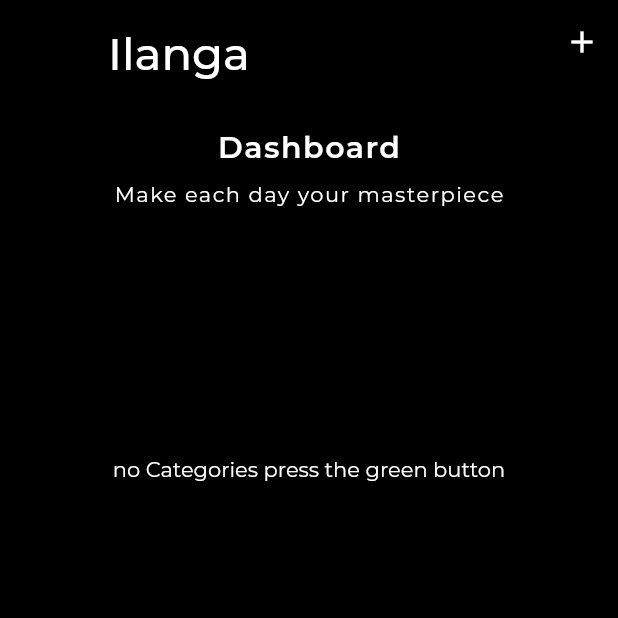
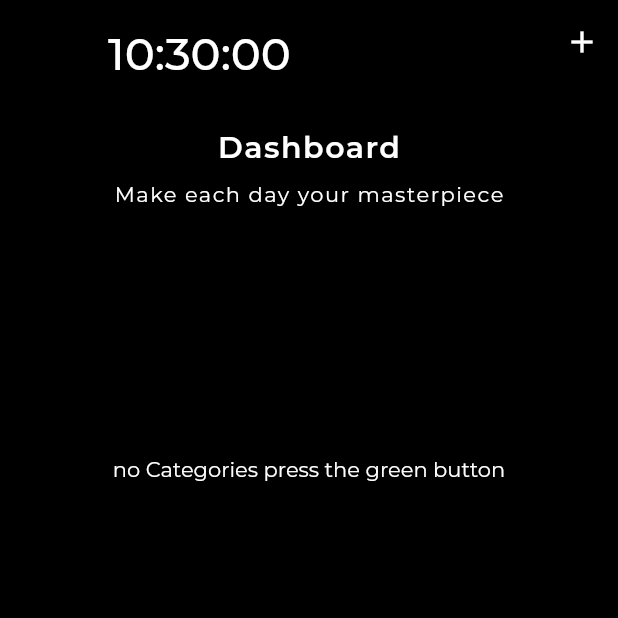
Before and after one commit to tookie92/portoun, a Flutter app: the screen it shows after launch, after a tap on "enter", on a phone screen of 412 x 824 dp, the top half of it. Run offline on Flutter 3.47's test engine with Material 2 defaults, Android fonts, the phone set to English and light mode, and no system bars; our stand-ins replace animate_do, cloud_firestore, firebase_core, google_fonts; accounts and stored records are empty.

Commit message:
Uhr getan

```diff
--- a/lib/blocs/bloc_home.dart
+++ b/lib/blocs/bloc_home.dart
@@ -1,6 +1,8 @@
 import 'dart:async';
 
 import 'package:cloud_firestore/cloud_firestore.dart';
+import 'package:intl/date_symbol_data_file.dart';
+import 'package:intl/intl.dart';
 import 'package:portoun/blocs/blocs.dart';
 import 'package:portoun/models/models.dart';
 
@@ -22,6 +24,8 @@ class BlocHome extends Bloc {
 
   BlocHome() {
     init();
+    //Intl.defaultLocale = 'fr_Fr';
+    //initializeDateFormatting('locale', filePath)
   }
 
   @override
--- a/lib/main.dart
+++ b/lib/main.dart
@@ -1,10 +1,13 @@
 import 'package:firebase_core/firebase_core.dart';
 import 'package:flutter/material.dart';
+import 'package:intl/date_symbol_data_local.dart';
 import 'package:portoun/blocs/blocs.dart';
 
 void main() async {
   WidgetsFlutterBinding.ensureInitialized();
   await Firebase.initializeApp();
+  initializeDateFormatting('fr', null);
+
   runApp(MyApp());
 }
 
--- a/lib/ui/screens/home_page.dart
+++ b/lib/ui/screens/home_page.dart
@@ -3,6 +3,7 @@ import 'package:flutter/material.dart';
 import 'package:portoun/blocs/blocs.dart';
 import 'package:portoun/models/models.dart';
 import 'package:portoun/ui/widgets/widgets.dart';
+import 'package:intl/intl.dart';
 
 class HomePage extends StatelessWidget {
   @override
@@ -44,7 +45,7 @@ class HomePage extends StatelessWidget {
                     forceElevated: true,
                     flexibleSpace: FlexibleSpaceBar(
                       title: MyText(
-                        label: 'Ilanga',
+                        label: DateFormat.Hms('fr').format(DateTime.now()),
                       ),
                     ),
                     actions: [
@@ -217,7 +218,7 @@ class HomePage extends StatelessWidget {
           children: [
             Container(
               height: 300.0,
-              width: 280.0,
+              width: 230.0,
               decoration: BoxDecoration(
                   color: Colors.amber,
                   borderRadius: BorderRadius.circular(05.0)),
--- a/pubspec.yaml
+++ b/pubspec.yaml
@@ -28,6 +28,7 @@ dependencies:
   cupertino_icons: ^1.0.2
   firebase_core: ^1.1.0
   google_fonts: ^2.0.0
+  intl: ^0.17.0
 
 dev_dependencies:
   flutter_test:
```
Also changed, not shown: pubspec.lock.
